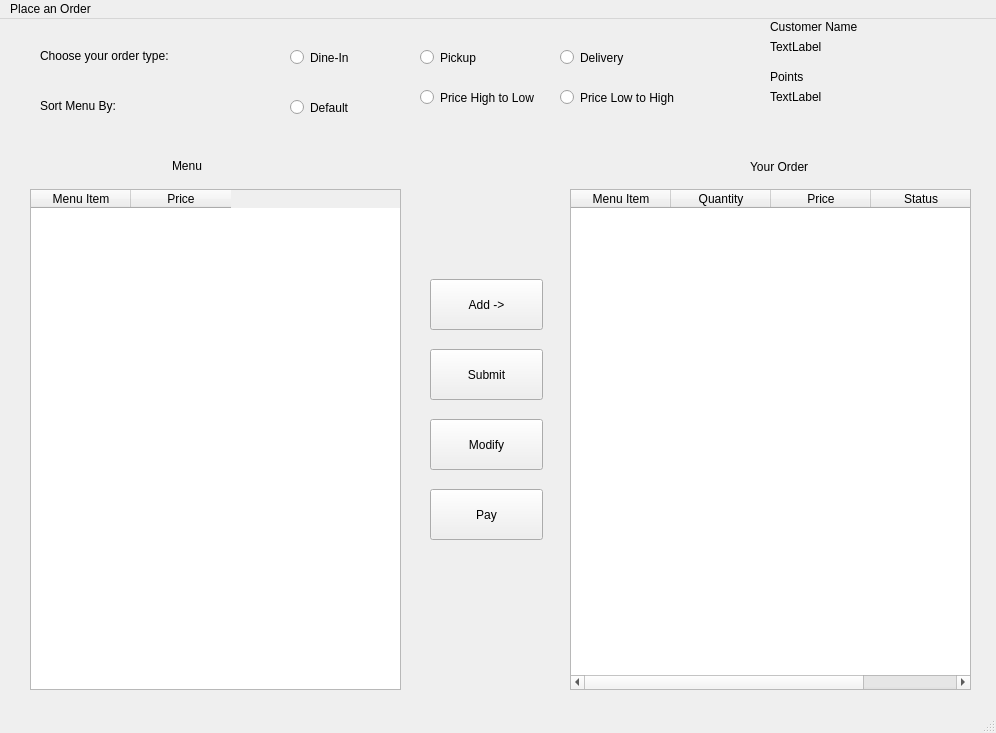
Before: the Qt Designer form customer_interface.ui in TokarM/CS487_Project_Group16, drawn with Qt 5.
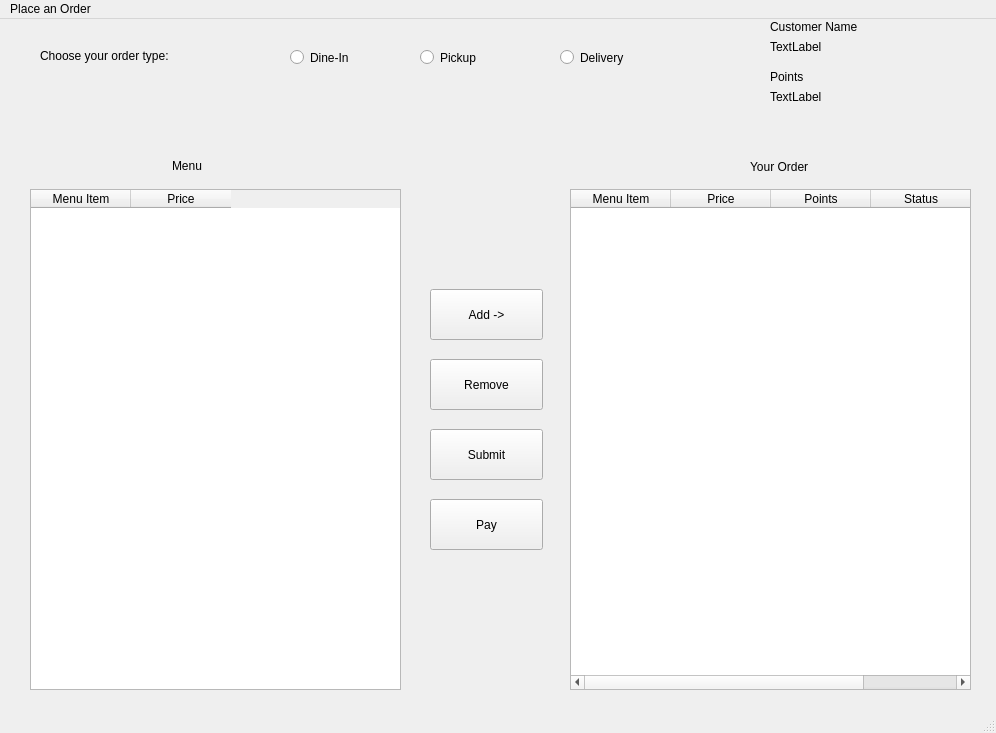
After: the same form once the commit is applied.

Commit message: customer can pick an item from menu

The edit to the form file:
```diff
--- a/customer_interface.ui
+++ b/customer_interface.ui
@@ -135,16 +135,16 @@
       <string>Menu Item</string>
      </property>
     </column>
-    <column>
-     <property name="text">
-      <string>Quantity</string>
-     </property>
-    </column>
     <column>
      <property name="text">
       <string>Price</string>
      </property>
     </column>
+    <column>
+     <property name="text">
+      <string>Points</string>
+     </property>
+    </column>
     <column>
      <property name="text">
       <string>Status</string>
@@ -206,58 +206,6 @@
      <set>Qt::AlignCenter</set>
     </property>
    </widget>
-   <widget class="QRadioButton" name="radioButton_4">
-    <property name="geometry">
-     <rect>
-      <x>290</x>
-      <y>70</y>
-      <width>91</width>
-      <height>37</height>
-     </rect>
-    </property>
-    <property name="text">
-     <string>Default</string>
-    </property>
-   </widget>
-   <widget class="QLabel" name="label_8">
-    <property name="geometry">
-     <rect>
-      <x>40</x>
-      <y>70</y>
-      <width>111</width>
-      <height>33</height>
-     </rect>
-    </property>
-    <property name="text">
-     <string>Sort Menu By:</string>
-    </property>
-   </widget>
-   <widget class="QRadioButton" name="radioButton_5">
-    <property name="geometry">
-     <rect>
-      <x>420</x>
-      <y>60</y>
-      <width>131</width>
-      <height>37</height>
-     </rect>
-    </property>
-    <property name="text">
-     <string>Price High to Low</string>
-    </property>
-   </widget>
-   <widget class="QRadioButton" name="radioButton_6">
-    <property name="geometry">
-     <rect>
-      <x>560</x>
-      <y>60</y>
-      <width>141</width>
-      <height>37</height>
-     </rect>
-    </property>
-    <property name="text">
-     <string>Price Low to High</string>
-    </property>
-   </widget>
    <widget class="QLabel" name="label_9">
     <property name="geometry">
      <rect>
@@ -301,7 +249,7 @@
     <property name="geometry">
      <rect>
       <x>430</x>
-      <y>260</y>
+      <y>270</y>
       <width>113</width>
       <height>51</height>
      </rect>
@@ -314,7 +262,7 @@
     <property name="geometry">
      <rect>
       <x>430</x>
-      <y>330</y>
+      <y>410</y>
       <width>113</width>
       <height>51</height>
      </rect>
@@ -323,19 +271,6 @@
      <string>Submit</string>
     </property>
    </widget>
-   <widget class="QPushButton" name="pushButton_5">
-    <property name="geometry">
-     <rect>
-      <x>430</x>
-      <y>400</y>
-      <width>113</width>
-      <height>51</height>
-     </rect>
-    </property>
-    <property name="text">
-     <string>Modify</string>
-    </property>
-   </widget>
    <widget class="QLabel" name="label_3">
     <property name="geometry">
      <rect>
@@ -366,7 +301,7 @@
     <property name="geometry">
      <rect>
       <x>430</x>
-      <y>470</y>
+      <y>480</y>
       <width>113</width>
       <height>51</height>
      </rect>
@@ -401,6 +336,19 @@
      <string>TextLabel</string>
     </property>
    </widget>
+   <widget class="QPushButton" name="pushButton_5">
+    <property name="geometry">
+     <rect>
+      <x>430</x>
+      <y>340</y>
+      <width>113</width>
+      <height>51</height>
+     </rect>
+    </property>
+    <property name="text">
+     <string>Remove</string>
+    </property>
+   </widget>
   </widget>
   <widget class="QMenuBar" name="menubar">
    <property name="geometry">
```
The commit also changes 2 other files.
